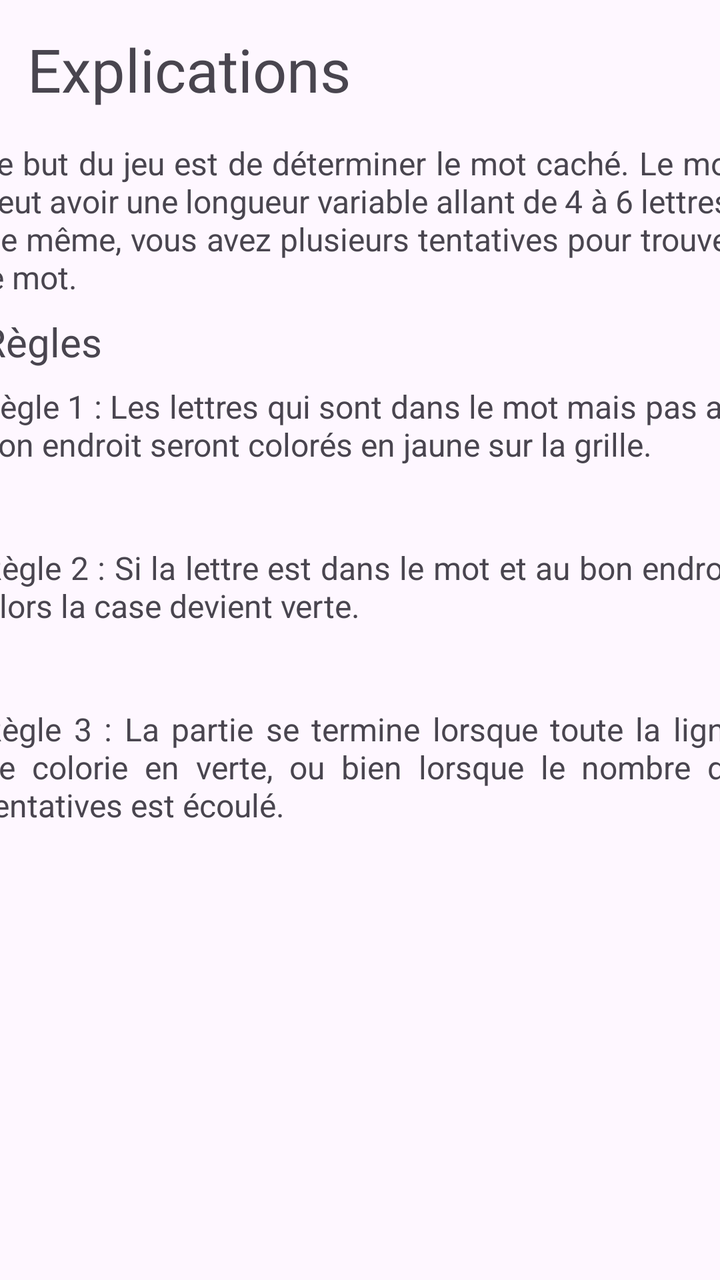
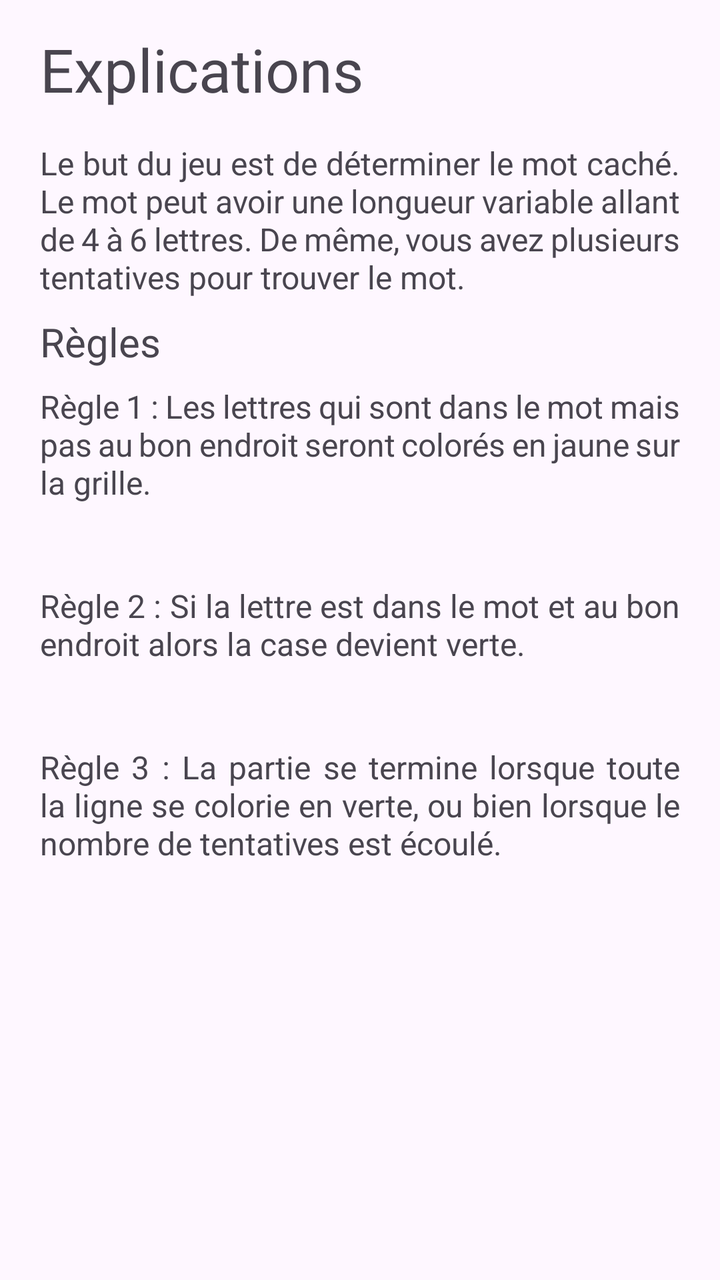

An Android layout rendered at two revisions. The XML below is the earlier revision; the diff shows what the commit changed to produce the second picture.
<!-- AndroidManifest.xml: application theme Theme.Wordle -->
<!-- res/layout/fragment_help.xml -->
<?xml version="1.0" encoding="utf-8"?>
<androidx.constraintlayout.widget.ConstraintLayout xmlns:android="http://schemas.android.com/apk/res/android"
    xmlns:app="http://schemas.android.com/apk/res-auto"
    xmlns:tools="http://schemas.android.com/tools"
    android:id="@+id/help_Layout"
    android:layout_width="match_parent"
    android:layout_height="match_parent"
    tools:context=".HelpFragment">

    
    <TextView
        android:id="@+id/title_help"
        android:layout_width="wrap_content"
        android:layout_height="wrap_content"
        android:text="@string/help"
        android:textSize="30sp"
        app:layout_constraintBottom_toBottomOf="parent"
        app:layout_constraintEnd_toEndOf="parent"
        app:layout_constraintHorizontal_bias="0.069"
        app:layout_constraintStart_toStartOf="parent"
        app:layout_constraintTop_toTopOf="parent"
        app:layout_constraintVertical_bias="0.024" />

    <TextView
        android:id="@+id/txt_explications"
        style="@style/texte"
        android:layout_marginTop="16dp"
        android:text="@string/explications"
        app:layout_constraintEnd_toEndOf="parent"
        app:layout_constraintHorizontal_bias="0.548"
        app:layout_constraintStart_toStartOf="parent"
        app:layout_constraintTop_toBottomOf="@+id/title_help" />

    <TextView
        android:id="@+id/txt_Rules"
        style="@style/sub_title"
        android:layout_marginTop="8dp"
        android:text="@string/rules"
        app:layout_constraintEnd_toEndOf="parent"
        app:layout_constraintHorizontal_bias="0.485"
        app:layout_constraintStart_toStartOf="parent"
        app:layout_constraintTop_toBottomOf="@+id/txt_explications" />

    <TextView
        android:id="@+id/txt_rule1"
        style="@style/texte"
        android:layout_marginTop="8dp"
        android:text="Règle 1 : Les lettres qui sont dans le mot mais pas au bon endroit seront colorés en jaune sur la grille."
        app:layout_constraintEnd_toEndOf="parent"
        app:layout_constraintHorizontal_bias="0.529"
        app:layout_constraintStart_toStartOf="parent"
        app:layout_constraintTop_toBottomOf="@+id/txt_Rules" />

    <LinearLayout
        android:id="@+id/grille1"
        android:layout_width="wrap_content"
        android:layout_height="wrap_content"
        android:layout_marginTop="20dp"
        android:orientation="horizontal"
        app:layout_constraintEnd_toEndOf="parent"
        app:layout_constraintHorizontal_bias="0.5"
        app:layout_constraintStart_toStartOf="parent"
        app:layout_constraintTop_toBottomOf="@+id/txt_rule1" />

    <TextView
        android:id="@+id/txt_rule2"
        style="@style/texte"
        android:layout_marginTop="20dp"
        android:text="Règle 2 : Si la lettre est dans le mot et au bon endroit alors la case devient verte."
        app:layout_constraintEnd_toEndOf="parent"
        app:layout_constraintHorizontal_bias="0.483"
        app:layout_constraintStart_toStartOf="parent"
        app:layout_constraintTop_toBottomOf="@+id/grille1" />

    <LinearLayout
        android:id="@+id/grille2"
        android:layout_width="wrap_content"
        android:layout_height="wrap_content"
        android:layout_marginTop="20dp"
        android:orientation="horizontal"
        app:layout_constraintEnd_toEndOf="parent"
        app:layout_constraintHorizontal_bias="0.5"
        app:layout_constraintStart_toStartOf="parent"
        app:layout_constraintTop_toBottomOf="@+id/txt_rule2"/>

    <TextView
        android:id="@+id/txt_rule3"
        style="@style/texte"
        android:layout_marginTop="20dp"
        android:text="Règle 3 : La partie se termine lorsque toute la ligne se colorie en verte, ou bien lorsque le nombre de tentatives est écoulé."
        app:layout_constraintEnd_toEndOf="parent"
        app:layout_constraintHorizontal_bias="0.483"
        app:layout_constraintStart_toStartOf="parent"
        app:layout_constraintTop_toBottomOf="@+id/grille2" />

    <LinearLayout
        android:id="@+id/grille3"
        android:layout_width="wrap_content"
        android:layout_height="wrap_content"
        android:layout_marginTop="20dp"
        android:orientation="horizontal"
        app:layout_constraintEnd_toEndOf="parent"
        app:layout_constraintHorizontal_bias="0.5"
        app:layout_constraintStart_toStartOf="parent"
        app:layout_constraintTop_toBottomOf="@+id/txt_rule3"/>

</androidx.constraintlayout.widget.ConstraintLayout>
<!-- resources referenced by this layout -->
<resources>
  <string name="explications">Le but du jeu est de déterminer le mot caché. Le mot peut avoir une longueur variable allant de 4 à 6 lettres. De même, vous avez plusieurs tentatives pour trouver le mot.</string>
  <string name="help">Explications</string>
  <string name="rules">Règles</string>
  <style name="sub_title">
          <item name="android:textSize">20sp</item>
          <item name="itemTextAppearanceActiveBoldEnabled">true</item>
          <item name="android:textAlignment">viewStart</item>
          <item name="android:justificationMode" tools:targetApi="26">inter_word</item>
          <item name="singleLine">false</item>
          <item name="android:layout_height">wrap_content</item>
          <item name="android:layout_width">380dp</item>
      </style>
  <style name="texte">
          <item name="android:textSize">16sp</item>
          <item name="android:textAlignment">viewStart</item>
          <item name="android:justificationMode" tools:targetApi="26">inter_word</item>
          <item name="singleLine">false</item>
          <item name="android:layout_height">wrap_content</item>
          <item name="android:layout_width">380dp</item>
      </style>
  <style name="Theme.Wordle" parent="Base.Theme.Wordle" />
  <style name="Base.Theme.Wordle" parent="Theme.Material3.DayNight.NoActionBar">
          
          
      </style>
</resources>

<!-- the commit's change to res/layout/fragment_help.xml (unified diff, before → after) -->
@@ -10,10 +10,8 @@
     
     <TextView
         android:id="@+id/title_help"
-        android:layout_width="wrap_content"
-        android:layout_height="wrap_content"
+        style="@style/title"
         android:text="@string/help"
-        android:textSize="30sp"
         app:layout_constraintBottom_toBottomOf="parent"
         app:layout_constraintEnd_toEndOf="parent"
         app:layout_constraintHorizontal_bias="0.069"
<!-- resource entries referenced after the edit -->
@@ -10,15 +10,26 @@
           <item name="android:justificationMode" tools:targetApi="26">inter_word</item>
           <item name="singleLine">false</item>
           <item name="android:layout_height">wrap_content</item>
-          <item name="android:layout_width">380dp</item>
+          <item name="android:layout_width">match_parent</item>
+          <item name="android:layout_marginLeft">20dp</item>
+          <item name="android:layout_marginRight">20dp</item>
       </style>
   <style name="texte">
           <item name="android:textSize">16sp</item>
+          <item name="android:layout_marginLeft">20dp</item>
+          <item name="android:layout_marginRight">20dp</item>
           <item name="android:textAlignment">viewStart</item>
           <item name="android:justificationMode" tools:targetApi="26">inter_word</item>
           <item name="singleLine">false</item>
           <item name="android:layout_height">wrap_content</item>
-          <item name="android:layout_width">380dp</item>
+          <item name="android:layout_width">match_parent</item>
+      </style>
+  <style name="title">
+          <item name="android:layout_width">match_parent</item>
+          <item name="android:layout_height">wrap_content</item>
+          <item name="android:layout_marginLeft">20dp</item>
+          <item name="android:layout_marginRight">20dp</item>
+          <item name="android:textSize">30sp</item>
       </style>
   <style name="Theme.Wordle" parent="Base.Theme.Wordle" />
   <style name="Base.Theme.Wordle" parent="Theme.Material3.DayNight.NoActionBar">
